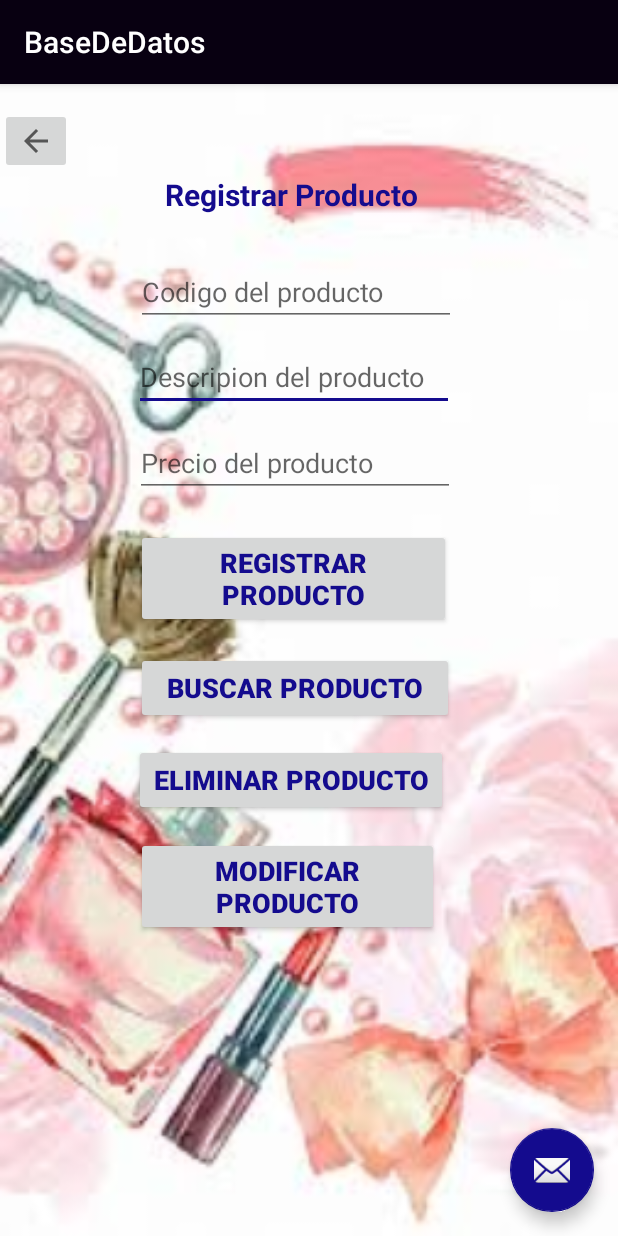
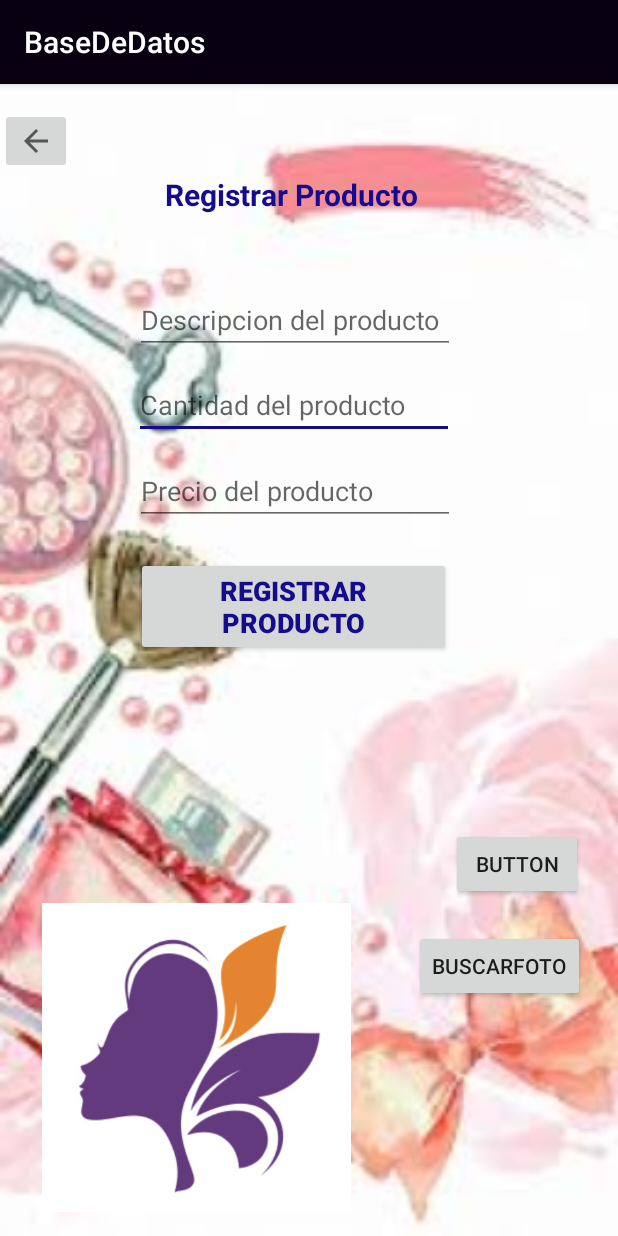
Before and after one commit to daphne7/proyecto_android, an Android app: the BaseDeDatos screen opened directly, with no data from a screen before it, on a phone screen of 412 x 824 dp. Run offline under Robolectric (Android 15) with nearby library versions, the phone set to English and light mode, and no system bars.

Commit message:
botones de miau ya funcionan

```diff
--- a/app/src/main/AndroidManifest.xml
+++ b/app/src/main/AndroidManifest.xml
@@ -9,7 +9,7 @@
         android:roundIcon="@mipmap/ic_launcher_round"
         android:supportsRtl="true"
         android:theme="@style/AppTheme">
-        <activity android:name=".descripcion_articulo"></activity>
+        <activity android:name=".descripcion_articulo" />
         <activity
             android:name=".miauapp"
             android:label="@string/title_activity_miauapp"
--- a/app/src/main/java/daphne/example/prueba/BaseDeDatos.java
+++ b/app/src/main/java/daphne/example/prueba/BaseDeDatos.java
@@ -24,14 +24,14 @@ public class BaseDeDatos extends AppCompatActivity {
         Toolbar toolbar = findViewById(R.id.toolbar);
         setSupportActionBar(toolbar);
 
-        FloatingActionButton fab = findViewById(R.id.fab);
+       /* FloatingActionButton fab = findViewById(R.id.fab);
         fab.setOnClickListener(new View.OnClickListener() {
             @Override
             public void onClick(View view) {
                 Snackbar.make(view, "Replace with your own action", Snackbar.LENGTH_LONG)
                         .setAction("Action", null).show();
             }
-        });
+        });*/
         bcp = (EditText) findViewById(R.id.txt_codigo);
         bdp = (EditText) findViewById(R.id.txt_descripcion);
         bpp = (EditText) findViewById(R.id.txt_precio);
--- a/app/src/main/java/daphne/example/prueba/adaptadores/adaptersAnuncios.java
+++ b/app/src/main/java/daphne/example/prueba/adaptadores/adaptersAnuncios.java
@@ -18,6 +18,8 @@ import java.util.List;
 import daphne.example.prueba.R;
 import daphne.example.prueba.datainfos.dataAnuncios;
 import daphne.example.prueba.descripcion_articulo;
+import daphne.example.prueba.fragmentos.anuncios;
+import daphne.example.prueba.miauapp;
 
 public class adaptersAnuncios  extends RecyclerView.Adapter<adaptersAnuncios.ViewHolder> {
     public static class ViewHolder extends RecyclerView.ViewHolder {
@@ -56,6 +58,10 @@ public class adaptersAnuncios  extends RecyclerView.Adapter<adaptersAnuncios.Vie
         holder.descripcion.setText(listaa.get(position).getDescripcion());
     }
 
+
+
+
+
     @Override
     public int getItemCount() {
         return listaa.size();
--- a/app/src/main/res/layout/activity_base_de_datos.xml
+++ b/app/src/main/res/layout/activity_base_de_datos.xml
@@ -22,12 +22,4 @@
 
     <include layout="@layout/content_base_de_datos" />
 
-    <android.support.design.widget.FloatingActionButton
-        android:id="@+id/fab"
-        android:layout_width="wrap_content"
-        android:layout_height="wrap_content"
-        android:layout_gravity="bottom|end"
-        android:layout_margin="@dimen/fab_margin"
-        app:srcCompat="@android:drawable/ic_dialog_email" />
-
 </android.support.design.widget.CoordinatorLayout>
--- a/app/src/main/res/layout/content_base_de_datos.xml
+++ b/app/src/main/res/layout/content_base_de_datos.xml
@@ -41,13 +41,14 @@
         android:layout_width="wrap_content"
         android:layout_height="40dp"
         android:layout_marginStart="90dp"
-        android:layout_marginTop="13dp"
+        android:layout_marginTop="32dp"
         android:layout_marginEnd="108dp"
         android:autofillHints=""
         android:ems="10"
         android:hint="@string/txt_codigo"
         android:inputType="number"
         app:layout_constraintEnd_toEndOf="parent"
+        app:layout_constraintHorizontal_bias="0.0"
         app:layout_constraintStart_toStartOf="parent"
         app:layout_constraintTop_toBottomOf="@+id/textView3" />
 
@@ -94,51 +95,40 @@
         app:layout_constraintStart_toStartOf="parent"
         app:layout_constraintTop_toBottomOf="@+id/txt_precio" />
 
-    <Button
-        android:id="@+id/BotonBuscar"
-        android:layout_width="212dp"
-        android:layout_height="wrap_content"
-        android:layout_marginStart="90dp"
-        android:layout_marginTop="16dp"
-        android:layout_marginEnd="109dp"
-        android:onClick="Buscar"
-        android:text="@string/BotonBuscar"
-        android:textColor="@color/colorAccent"
-        android:textSize="18sp"
-        android:textStyle="bold"
-        app:layout_constraintEnd_toEndOf="parent"
+    <ImageView
+        android:id="@+id/imageView4"
+        android:layout_width="230dp"
+        android:layout_height="206dp"
+        android:layout_marginStart="16dp"
+        android:layout_marginBottom="16dp"
+        app:layout_constraintBottom_toBottomOf="parent"
         app:layout_constraintStart_toStartOf="parent"
-        app:layout_constraintTop_toBottomOf="@+id/button5" />
+        app:srcCompat="@drawable/boton" />
 
     <Button
-        android:id="@+id/BotonEliminar"
-        android:layout_width="209dp"
+        android:id="@+id/button7"
+        android:layout_width="wrap_content"
         android:layout_height="wrap_content"
-        android:layout_marginStart="89dp"
-        android:layout_marginTop="13dp"
-        android:layout_marginEnd="113dp"
-        android:onClick="Eliminar"
-        android:text="@string/BotonEliminar"
-        android:textColor="@color/colorAccent"
-        android:textSize="18sp"
-        android:textStyle="bold"
+        android:layout_marginStart="8dp"
+        android:layout_marginTop="416dp"
+        android:layout_marginBottom="8dp"
+        android:text="buscarfoto"
+        app:layout_constraintBottom_toBottomOf="parent"
         app:layout_constraintEnd_toEndOf="parent"
-        app:layout_constraintStart_toStartOf="parent"
-        app:layout_constraintTop_toBottomOf="@+id/BotonBuscar" />
+        app:layout_constraintStart_toEndOf="@+id/imageView4"
+        app:layout_constraintTop_toTopOf="parent" />
 
     <Button
-        android:id="@+id/BotonModificar"
-        android:layout_width="202dp"
+        android:id="@+id/button8"
+        android:layout_width="wrap_content"
         android:layout_height="wrap_content"
-        android:layout_marginStart="90dp"
-        android:layout_marginTop="14dp"
-        android:layout_marginEnd="119dp"
-        android:onClick="Modificar"
-        android:text="@string/BotonModificar"
-        android:textColor="@color/colorAccent"
-        android:textSize="18sp"
-        android:textStyle="bold"
+        android:layout_marginStart="8dp"
+        android:layout_marginEnd="8dp"
+        android:layout_marginBottom="20dp"
+        android:text="Button"
+        app:layout_constraintBottom_toTopOf="@+id/button7"
         app:layout_constraintEnd_toEndOf="parent"
-        app:layout_constraintStart_toStartOf="parent"
-        app:layout_constraintTop_toBottomOf="@+id/BotonEliminar" />
+        app:layout_constraintHorizontal_bias="0.754"
+        app:layout_constraintStart_toEndOf="@+id/imageView4" />
+
 </android.support.constraint.ConstraintLayout>
--- a/app/src/main/res/layout/fragment_citas.xml
+++ b/app/src/main/res/layout/fragment_citas.xml
@@ -9,6 +9,6 @@
     <TextView
         android:layout_width="match_parent"
         android:layout_height="match_parent"
-        android:text="@string/hello_blank_fragment" />
+        android:text="hola texto citas" />
 
 </FrameLayout>
--- a/app/src/main/res/values/strings.xml
+++ b/app/src/main/res/values/strings.xml
@@ -31,11 +31,11 @@
     <string name="string_btnanteriorsesion">\@string/btnanteriorsesion</string>
 
     <string name="title_activity_base_de_datos">BaseDeDatos</string>
-    <string name="txt_codigo">Codigo del producto</string>
-    <string name="txt_descripcion">Descripion del producto</string>
+    <string name="txt_codigo">Descripcion del producto</string>
+    <string name="txt_descripcion">Cantidad del producto</string>
     <string name="txt_precio">Precio del producto</string>
     <string name="BotonRegistrar">Registrar Producto</string>
-    <string name="BotonBuscar">Buscar Producto</string>
+ <!--!   <string name="BotonBuscar">Buscar Producto</string>-->
     <string name="BotonEliminar">Eliminar Producto</string>
     <string name="BotonModificar">Modificar Producto</string>
     <string name="registrar_producto">Registrar Producto</string>
@@ -49,6 +49,13 @@
     <string name="nav_header_desc">Navigation header</string>
     <string name="action_settings">Settings</string>
 
+    <!--!   para activity miau app los botones-->
+    <string name="anuncios">Anuncios</string>
+    <string name="amigos">Amigos</string>
+    <string name="favoritos">Favoritos</string>
+    <string name="citas">Citas</string>
+
+
     <!-- TODO: Remove or change this placeholder text -->
     <string name="hello_blank_fragment">Hello blank fragment</string>
 
--- a/build.gradle
+++ b/build.gradle
@@ -7,7 +7,7 @@ buildscript {
 
     }
     dependencies {
-        classpath 'com.android.tools.build:gradle:3.3.2'
+        classpath 'com.android.tools.build:gradle:3.4.1'
 
         // NOTE: Do not place your application dependencies here; they belong
         // in the individual module build.gradle files
```
Also changed, not shown: app/src/main/java/daphne/example/prueba/miauapp.java (+36 -28 lines), app/src/main/res/layout/app_bar_miauapp.xml (+0 -8 lines), app/src/main/res/layout/content_miauapp.xml (+8 -4 lines), gradle/wrapper/gradle-wrapper.properties.
